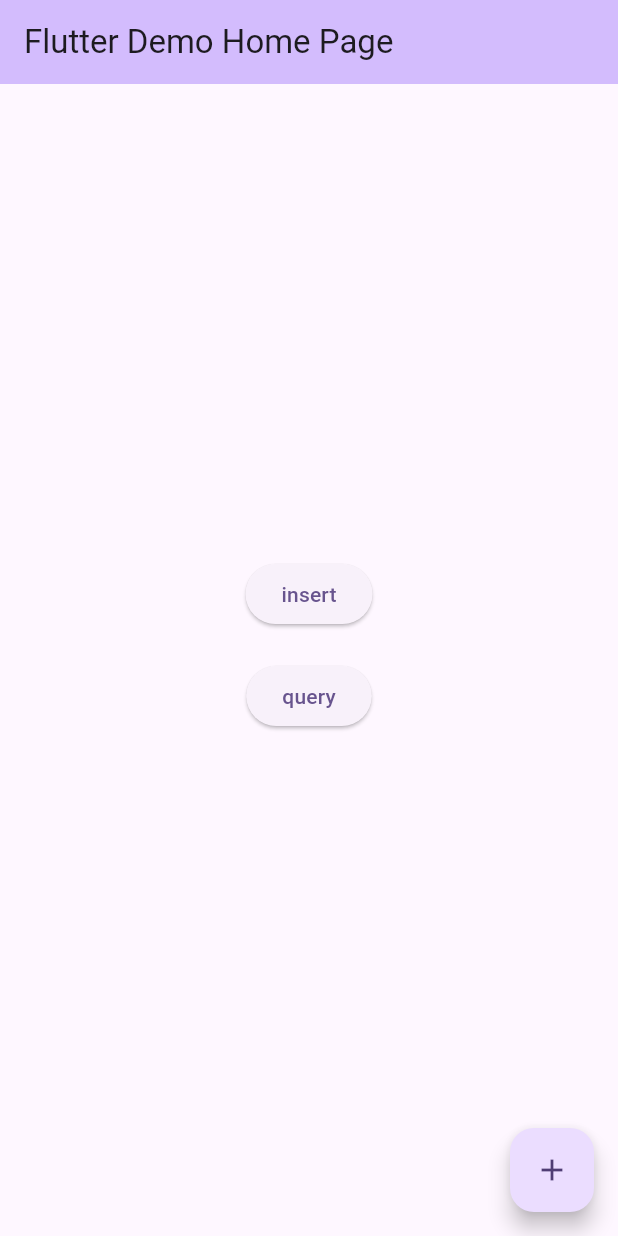
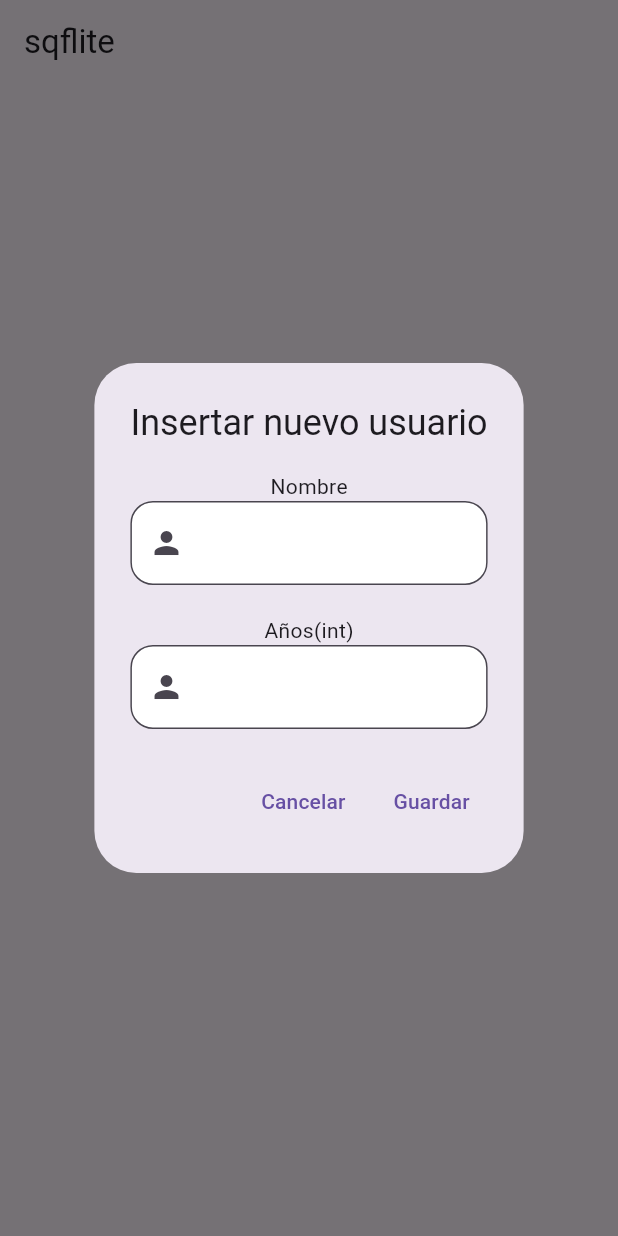
Before and after one commit to Bayol-Alexia/proyecto2, a Flutter app: the screen it shows after launch, after a tap on "insert", on a phone screen of 412 x 824 dp. Run offline on Flutter 3.47's test engine with Material 3 defaults, Android fonts, the phone set to English and light mode, and no system bars; our stand-ins replace sqflite; accounts and stored records are empty.

Commit message:
2er cours

```diff
--- a/lib/home.dart
+++ b/lib/home.dart
@@ -1,40 +1,122 @@
 import 'package:flutter/foundation.dart';
+import 'package:path/path.dart';
 import 'package:sqflite/sqflite.dart';
-import 'package:path/path.dart';
-import 'package:proyecto2/modelo.dart';
+import 'package:path_provider/path_provider.dart';
+import 'modelo.dart';
 
+///CLASE PARA LA CREACIÓN DE LA BD Y FUNCIONES DEL CRUD
 class DatabaseHelper {
-  static const _databaseName = 'MyDatabase.db';
-  static const _databaseVersion = 1;
+  static const _databaseName = "MyDatabase.db"; //NOMBRE DE SU BD
+  static const _databaseVersion = 1; //VERSION DE LA BD
 
-  static const table = 'my_table';
+  static const table = 'my_table'; //NOMBRE DE LA TABLA
+  //SUS ATRIBUTOS
   static const columnId = '_id';
   static const columnName = 'name';
   static const columnAge = 'age';
 
-  late Database _db;
+  late Database _db; //SE CREA LA INSTANCIA DE LA BD A TRAVÉS DE SQLITE
 
+
+  // this opens the database (and creates it if it doesn't exist)
   Future<void> init() async {
     final path;
-    if (kIsWeb) {
-      path = "/assets/db";
+    ///Obtención de la dirección/path para almacenar la BD
+    if (kIsWeb) {  //Indicamos si se va abrir en web
+      //Dirección en donde se guardara la BD
+      path = "/assets/db"; //Local dentro de nuestra app (visible)
     } else {
-      final documentsDirectory =
-          (await getApplicationDocumentsDirectory()).path;
+      //Se almacena de forma oculta dentro de la app
+      final documentsDirectory = (await getApplicationDocumentsDirectory()).path;
       path = join(documentsDirectory, _databaseName);
     }
-    _db = await openDatabase(path,
-        version: _databaseVersion, onCreate: _onCreate);
+    ///fin de obtención
+    ///CRAER Y ABRIR LA BD
+    _db = await openDatabase(
+      path,
+      version: _databaseVersion,
+      onCreate: _onCreate,
+    );
   }
 
+
+  // SQL code to create the database table
   Future _onCreate(Database db, int version) async {
     await db.execute('''
-          CREATE TABLE $table (
-            $columnId INTEGER PRIMARY KEY,
-            $columnName TEXT NOT NULL,
-            $columnAge INTEGER NOT NULL
-          )
-          ''');
+      CREATE TABLE $table (
+        $columnId INTEGER PRIMARY KEY autoincrement,
+        $columnName TEXT NOT NULL,
+        $columnAge INTEGER NOT NULL
+      )
+    ''');
   }
 
+  // Helper methods
+
+  // Inserts a row in the database where each key in the Map is a column name
+  // and the value is the column value. The return value is the id of the
+  // inserted row.
+  Future<int> insert(Map<String, dynamic> row) async {
+    return await _db.insert(table, row);
+  }
+
+
+
+
+
+
+
+
+  /*Future<int> insert(Model row) async {
+    try {
+      return _db.insert(table, row.toJson());
+    } catch (e) {
+      print(e.toString());
+      return 0;
+    }
+  }*/
+
+  // All of the rows are returned as a list of maps, where each map is
+  // a key-value list of columns.
+  Future<List<Map<String, dynamic>>> queryAllRows() async {
+    return await _db.query(table);
+  }
+
+
+
+
+
+
+
+
+
+
+  // All of the methods (insert, query, update, delete) can also be done using
+  // raw SQL commands. This method uses a raw query to give the row count.
+  Future<int> queryRowCount() async {
+    final results = await _db.rawQuery('SELECT COUNT(*) FROM $table');
+    return Sqflite.firstIntValue(results) ?? 0;
+  }
+
+  // We are assuming here that the id column in the map is set. The other
+  // column values will be used to update the row.
+  Future<int> update(Map<String, dynamic> row) async {
+    int id = row[columnId];
+    return await _db.update(
+      table,
+      row,
+      where: '$columnId = ?',
+      whereArgs: [id],
+    );
+  }
+
+  // Deletes the row specified by the id. The number of affected rows is
+  // returned. This should be 1 as long as the row exists.
+  Future<int> delete(int id) async {
+    return await _db.delete(
+      table,
+      where: '$columnId = ?',
+      whereArgs: [id],
+    );
+  }
 }
--- a/lib/main.dart
+++ b/lib/main.dart
@@ -1,113 +1,177 @@
 import 'package:flutter/material.dart';
+import 'home.dart';
+import 'modelo.dart';
 
-void main() {
+import 'home.dart';
+
+final dbHelper = DatabaseHelper();
+
+Future<void> main()  async {
+  WidgetsFlutterBinding.ensureInitialized(); //Inicializa los widgets
+
+  await dbHelper.init(); // initialize the database
+
   runApp(const MyApp());
 }
 
 class MyApp extends StatelessWidget {
   const MyApp({super.key});
 
-  // This widget is the root of your application.
   @override
   Widget build(BuildContext context) {
     return MaterialApp(
-      title: 'Flutter Demo',
+      title: 'SQFlite Demo',
       theme: ThemeData(
-        // This is the theme of your application.
-        //
-        // TRY THIS: Try running your application with "flutter run". You'll see
-        // the application has a purple toolbar. Then, without quitting the app,
-        // try changing the seedColor in the colorScheme below to Colors.green
-        // and then invoke "hot reload" (save your changes or press the "hot
-        // reload" button in a Flutter-supported IDE, or press "r" if you used
-        // the command line to start the app).
-        //
-        // Notice that the counter didn't reset back to zero; the application
-        // state is not lost during the reload. To reset the state, use hot
-        // restart instead.
-        //
-        // This works for code too, not just values: Most code changes can be
-        // tested with just a hot reload.
-        colorScheme: ColorScheme.fromSeed(seedColor: Colors.deepPurple),
-        useMaterial3: true,
+        primarySwatch: Colors.blue,
       ),
-      home: const MyHomePage(title: 'Flutter Demo Home Page'),
+      home: const MyHomePage(),
     );
   }
 }
 
-class MyHomePage extends StatefulWidget {
-  const MyHomePage({super.key, required this.title});
+class MyHomePage extends StatelessWidget {
+  const MyHomePage({super.key});
 
-  // This widget is the home page of your application. It is stateful, meaning
-  // that it has a State object (defined below) that contains fields that affect
-  // how it looks.
-
-  // This class is the configuration for the state. It holds the values (in this
-  // case the title) provided by the parent (in this case the App widget) and
-  // used by the build method of the State. Fields in a Widget subclass are
-  // always marked "final".
-
-  final String title;
-
-  @override
-  State<MyHomePage> createState() => _MyHomePageState();
-}
-
-class _MyHomePageState extends State<MyHomePage> {
-  int _counter = 0;
-
-  void _incrementCounter() {
-    setState(() {
-      // This call to setState tells the Flutter framework that something has
-      // changed in this State, which causes it to rerun the build method below
-      // so that the display can reflect the updated values. If we changed
-      // _counter without calling setState(), then the build method would not be
-      // called again, and so nothing would appear to happen.
-      _counter++;
-    });
-  }
-
+  // homepage layout
   @override
   Widget build(BuildContext context) {
-    // This method is rerun every time setState is called, for instance as done
-    // by the _incrementCounter method above.
-    //
-    // The Flutter framework has been optimized to make rerunning build methods
-    // fast, so that you can just rebuild anything that needs updating rather
-    // than having to individually change instances of widgets.
     return Scaffold(
       appBar: AppBar(
-        // TRY THIS: Try changing the color here to a specific color (to
-        // Colors.amber, perhaps?) and trigger a hot reload to see the AppBar
-        // change color while the other colors stay the same.
-        backgroundColor: Theme.of(context).colorScheme.inversePrimary,
-        // Here we take the value from the MyHomePage object that was created by
-        // the App.build method, and use it to set our appbar title.
-        title: Text(widget.title),
+        title: const Text('sqflite'),
       ),
       body: Center(
         child: Column(
           mainAxisAlignment: MainAxisAlignment.center,
           children: <Widget>[
             ElevatedButton(
-              onPressed: () => _insert(context),
+              onPressed: () => _insert(context), //Llamado a un ALERTDIALOG
               child: const Text('insert'),
             ),
-            const SizedBox(height: 20),
+            const SizedBox(height: 10),
             ElevatedButton(
-              onPressed: () => _query,
+              onPressed: _select,
               child: const Text('query'),
             ),
-            const SizedBox(height: 20),
+            const SizedBox(height: 10),
+            ElevatedButton(
+              onPressed: _update,
+              child: const Text('update'),
+            ),
+            const SizedBox(height: 10),
+            ElevatedButton(
+              onPressed: _delete,
+              child: const Text('delete'),
+            ),
           ],
         ),
       ),
-      floatingActionButton: FloatingActionButton(
-        onPressed: _incrementCounter,
-        tooltip: 'Increment',
-        child: const Icon(Icons.add),
-      ), // This trailing comma makes auto-formatting nicer for build methods.
     );
   }
+
+  // Button onPressed methods
+  void _insert(BuildContext context) async {
+    final name = TextEditingController();
+    final age = TextEditingController();
+
+    showDialog(
+      context: context,
+      builder: (BuildContext context) {
+        return AlertDialog(
+          title: const Text('Insertar nuevo usuario'),
+          content: Column(
+            mainAxisSize: MainAxisSize.min,
+            children: [
+              const Text('Nombre'),
+              TextFormField(
+                controller: name,
+                obscureText: false ,
+                textAlign: TextAlign.left,
+                decoration: InputDecoration(
+                    border: OutlineInputBorder(
+                      borderRadius: BorderRadius.circular(15),
+                    ),
+                    filled: true,
+                    fillColor: Colors.white,
+                    prefixIcon: const Icon(Icons.person),
+                    errorText: null
+                ),
+                onChanged: (texto) {
+                },
+              ),
+              const SizedBox(height: 20,),
+              const Text('Años(int)'),
+              TextFormField(
+                controller: age,
+                obscureText: false ,
+                textAlign: TextAlign.left,
+                decoration: InputDecoration(
+                    border: OutlineInputBorder(
+                      borderRadius: BorderRadius.circular(15),
+                    ),
+                    filled: true,
+                    fillColor: Colors.white,
+                    prefixIcon: const Icon(Icons.person),
+                    errorText: null
+                ),
+                onChanged: (texto) {
+                },
+              ),
+            ],
+          ),
+          actions: <Widget>[
+            TextButton(
+              onPressed: () {
+                Navigator.of(context).pop(); // Cerrar el AlertDialog
+              },
+              child: const Text('Cancelar'),
+            ),
+            TextButton(
+              onPressed: () async {
+                ///JSON
+                Map<String, dynamic> row = {
+                  DatabaseHelper.columnName: name.text,
+                  DatabaseHelper.columnAge: int.parse(age.text)
+                };
+                final id = await dbHelper.insert(row);
+
+                debugPrint('inserted row id: $id'); // = print("");
+
+                Navigator.of(context).pop(); // Cerrar el AlertDialog
+              },
+              child: const Text('Guardar'),
+            ),
+          ],
+        );
+      },
+    );
+  }
+
+  void _select() async {
+    final allRows = await dbHelper.queryAllRows();
+    debugPrint('query all rows:');
+    for (final row in allRows) {
+      debugPrint(row.toString());
+    }
+  }
+
+
+
+
+  void _update() async {
+    // row to update
+    Map<String, dynamic> row = {
+      DatabaseHelper.columnId: 1,
+      DatabaseHelper.columnName: 'Mary',
+      DatabaseHelper.columnAge: 32
+    };
+    final rowsAffected = await dbHelper.update(row);
+    debugPrint('updated $rowsAffected row(s)');
+  }
+
+  void _delete() async {
+    // Assuming that the number of rows is the id for the last row.
+    final id = await dbHelper.queryRowCount();
+    final rowsDeleted = await dbHelper.delete(id);
+    debugPrint('deleted $rowsDeleted row(s): row $id');
+  }
 }
--- a/lib/modelo.dart
+++ b/lib/modelo.dart
@@ -1,48 +1,51 @@
-final String table = "my_table";
+final String table = 'my_table';
 
-class ModelDatabase {
+class ModelDataBase {
   static final List<String> values = [
-    'id',
-    'name',
-    'age'
+    /// Add all fields
+    id, name, age
   ];
-   static final String id = "id";
-   static final String name = "name";
-   static final String age = "age";
 
+  static final String id = 'id';
+  static final String age = 'age';
+  static final String name = 'name';
 }
 
+
 class Model {
-  final int? id;
+  final int? id; //? - control de variables vacias o nulas
+  final int age;
   final String name;
-  final int age;
 
   const Model({
     this.id,
+    required this.age,
     required this.name,
-    required this.age,
   });
 
+  //Perder los datos
   Model copy({
     int? id,
+    int? age,
     String? name,
-    int? age,
   }) =>
       Model(
         id: id ?? this.id,
+        age: age ?? this.age,
         name: name ?? this.name,
-        age: age ?? this.age,
       );
 
-  static Model fromJson(Map<String, Object?> json) => Model(
-        id: json[ModelDatabase.id] as int?,
-        name: json[ModelDatabase.name] as String,
-        age: json[ModelDatabase.age] as int,
+  static Model fromJson(Map<String, Object?> json) =>
+      Model(
+          id: json[ModelDataBase.id] as int?,
+          age: json[ModelDataBase.age] as int,
+          name: json[ModelDataBase.name] as String
       );
 
-  Map<String, Object?> toJson() => {
-        ModelDatabase.id: id,
-        ModelDatabase.name: name,
-        ModelDatabase.age: age,
+  Map<String, Object?> toJson() =>
+      {
+        ModelDataBase.id: id,
+        ModelDataBase.name: name,
+        ModelDataBase.age: age,
       };
 }
--- a/pubspec.yaml
+++ b/pubspec.yaml
@@ -37,6 +37,7 @@ dependencies:
   # Use with the CupertinoIcons class for iOS style icons.
   cupertino_icons: ^1.0.2
   sqflite:
+  path_provider:
 
 dev_dependencies:
   flutter_test:
```
Also changed, not shown: pubspec.lock.
